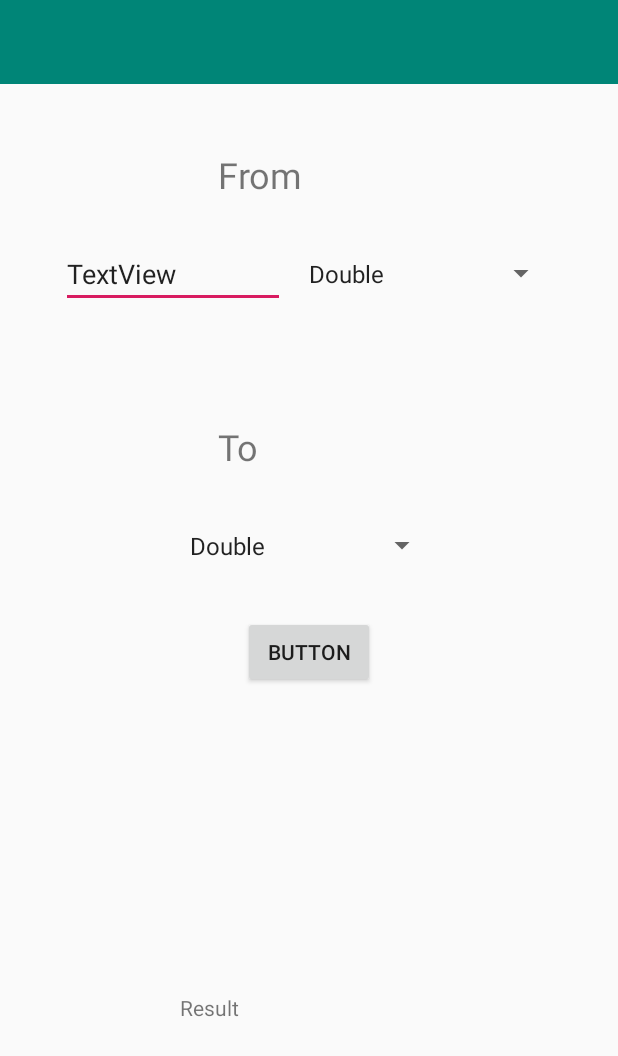
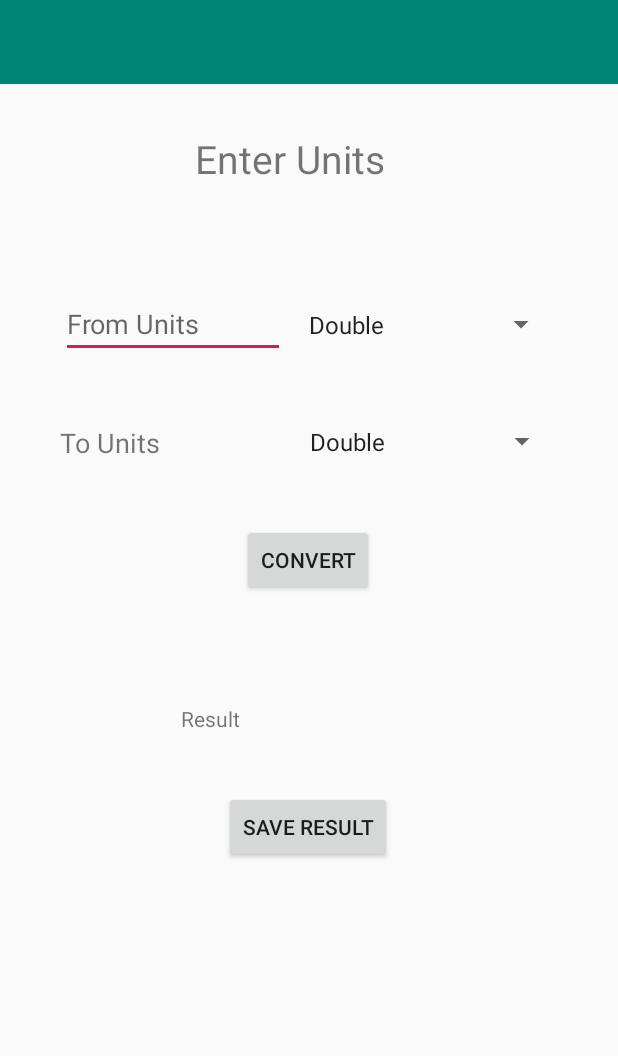
Before and after one commit to adelkesc/UnitConversionApp, an Android app: the velocity screen opened directly, with no data from a screen before it, on a phone screen of 412 x 824 dp. Shown: the top 1056 px of the screen. Run offline under Robolectric (Android 15) with nearby library versions, the phone set to English and light mode, and no system bars; 3 statements that could not run were skipped.

Commit message:
Edited the layout of the velocity activity

```diff
--- a/app/src/main/res/layout/activity_velocity.xml
+++ b/app/src/main/res/layout/activity_velocity.xml
@@ -18,15 +18,16 @@
         app:layout_constraintTop_toTopOf="parent" />
 
     <TextView
-        android:id="@+id/labelView"
-        android:layout_width="121dp"
-        android:layout_height="35dp"
-        android:layout_marginStart="32dp"
-        android:layout_marginTop="44dp"
-        android:layout_marginEnd="32dp"
-        android:text="From"
-        android:textSize="24dp"
+        android:id="@+id/textView"
+        android:layout_width="150dp"
+        android:layout_height="41dp"
+        android:layout_marginStart="8dp"
+        android:layout_marginTop="32dp"
+        android:layout_marginEnd="8dp"
+        android:text="Enter Units"
+        android:textSize="26sp"
         app:layout_constraintEnd_toEndOf="parent"
+        app:layout_constraintHorizontal_bias="0.497"
         app:layout_constraintStart_toStartOf="parent"
         app:layout_constraintTop_toBottomOf="@+id/appToolbar2" />
 
@@ -35,62 +36,58 @@
         android:layout_width="149dp"
         android:layout_height="wrap_content"
         android:layout_marginStart="32dp"
-        android:layout_marginTop="8dp"
-        android:layout_marginBottom="8dp"
+        android:layout_marginTop="64dp"
         android:layout_weight="1"
+        android:hint="From Units"
         android:inputType="text"
-        android:text="TextView"
-        app:layout_constraintBottom_toTopOf="@+id/labelView2"
         app:layout_constraintEnd_toStartOf="@+id/spinnerDropdown"
         app:layout_constraintStart_toStartOf="parent"
-        app:layout_constraintTop_toBottomOf="@+id/labelView"
-        app:layout_constraintVertical_bias="0.2" />
+        app:layout_constraintTop_toBottomOf="@+id/textView" />
 
     <Spinner
         android:id="@+id/spinnerDropdown"
         android:layout_width="173dp"
         android:layout_height="46dp"
-        android:layout_marginTop="24dp"
+        android:layout_marginTop="64dp"
         android:layout_marginEnd="32dp"
         android:layout_weight="1"
         app:layout_constraintEnd_toEndOf="parent"
         app:layout_constraintStart_toEndOf="@+id/entryView"
-        app:layout_constraintTop_toBottomOf="@+id/labelView" />
+        app:layout_constraintTop_toBottomOf="@+id/textView" />
 
     <TextView
         android:id="@+id/labelView2"
         android:layout_width="121dp"
         android:layout_height="35dp"
-        android:layout_marginStart="32dp"
-        android:layout_marginTop="76dp"
-        android:layout_marginEnd="32dp"
-        android:text="To"
-        android:textSize="24dp"
-        app:layout_constraintEnd_toEndOf="parent"
+        android:layout_marginStart="40dp"
+        android:layout_marginTop="44dp"
+        android:text="To Units"
+        android:textSize="18sp"
         app:layout_constraintStart_toStartOf="parent"
-        app:layout_constraintTop_toBottomOf="@+id/spinnerDropdown" />
+        app:layout_constraintTop_toBottomOf="@+id/entryView" />
 
     <Spinner
         android:id="@+id/spinnerDropdown2"
         android:layout_width="173dp"
         android:layout_height="46dp"
         android:layout_marginStart="8dp"
-        android:layout_marginTop="24dp"
-        android:layout_marginEnd="120dp"
+        android:layout_marginTop="32dp"
+        android:layout_marginEnd="32dp"
         app:layout_constraintEnd_toEndOf="parent"
-        app:layout_constraintHorizontal_bias="1.0"
-        app:layout_constraintStart_toStartOf="parent"
-        app:layout_constraintTop_toBottomOf="@+id/labelView2" />
+        app:layout_constraintHorizontal_bias="0.783"
+        app:layout_constraintStart_toEndOf="@+id/labelView2"
+        app:layout_constraintTop_toBottomOf="@+id/spinnerDropdown" />
 
     <Button
         android:id="@+id/convertButton"
         android:layout_width="wrap_content"
         android:layout_height="wrap_content"
         android:layout_marginStart="8dp"
-        android:layout_marginTop="24dp"
+        android:layout_marginTop="32dp"
         android:layout_marginEnd="8dp"
-        android:text="Button"
+        android:text="Convert"
         app:layout_constraintEnd_toEndOf="parent"
+        app:layout_constraintHorizontal_bias="0.498"
         app:layout_constraintStart_toStartOf="parent"
         app:layout_constraintTop_toBottomOf="@+id/spinnerDropdown2" />
 
@@ -99,12 +96,25 @@
         android:layout_width="168dp"
         android:layout_height="42dp"
         android:layout_marginStart="120dp"
+        android:layout_marginTop="72dp"
         android:layout_marginEnd="8dp"
-        android:layout_marginBottom="120dp"
         android:text="Result"
-        app:layout_constraintBottom_toBottomOf="parent"
         app:layout_constraintEnd_toEndOf="parent"
-        app:layout_constraintHorizontal_bias="0.0"
-        app:layout_constraintStart_toStartOf="parent" />
+        app:layout_constraintHorizontal_bias="0.008"
+        app:layout_constraintStart_toStartOf="parent"
+        app:layout_constraintTop_toBottomOf="@+id/convertButton" />
+
+    <Button
+        android:id="@+id/saveButton"
+        android:layout_width="wrap_content"
+        android:layout_height="wrap_content"
+        android:layout_marginStart="8dp"
+        android:layout_marginTop="16dp"
+        android:layout_marginEnd="8dp"
+        android:text="Save Result"
+        app:layout_constraintEnd_toEndOf="parent"
+        app:layout_constraintHorizontal_bias="0.498"
+        app:layout_constraintStart_toStartOf="parent"
+        app:layout_constraintTop_toBottomOf="@+id/resultView" />
 
 </android.support.constraint.ConstraintLayout>
```
